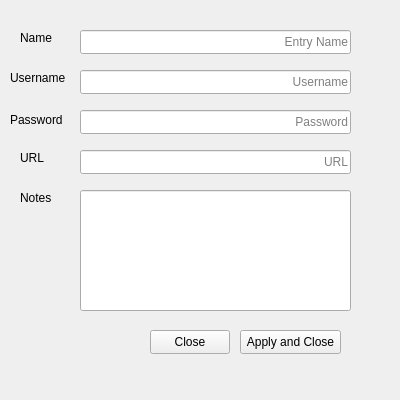
Qt form entryviewer.ui (Starflight-code/PassPro) before a commit.
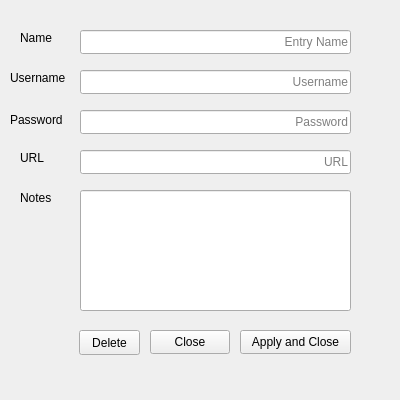
The same form after that commit.

Commit message: Added support for entry deletion Added support for removing PasswordEntry objects from within the entries vector from the UI. #6

What changed in the file:
```diff
--- a/entryviewer.ui
+++ b/entryviewer.ui
@@ -37,7 +37,7 @@
     <rect>
      <x>240</x>
      <y>330</y>
-     <width>101</width>
+     <width>111</width>
      <height>24</height>
     </rect>
    </property>
@@ -199,6 +199,19 @@
     </rect>
    </property>
   </widget>
+  <widget class="QPushButton" name="Delete">
+   <property name="geometry">
+    <rect>
+     <x>79</x>
+     <y>330</y>
+     <width>61</width>
+     <height>25</height>
+    </rect>
+   </property>
+   <property name="text">
+    <string>Delete</string>
+   </property>
+  </widget>
  </widget>
  <resources/>
  <connections/>
```
Left out of the diff: 2 changed lines with no effect on the pictures. The commit also changes 4 other files.
